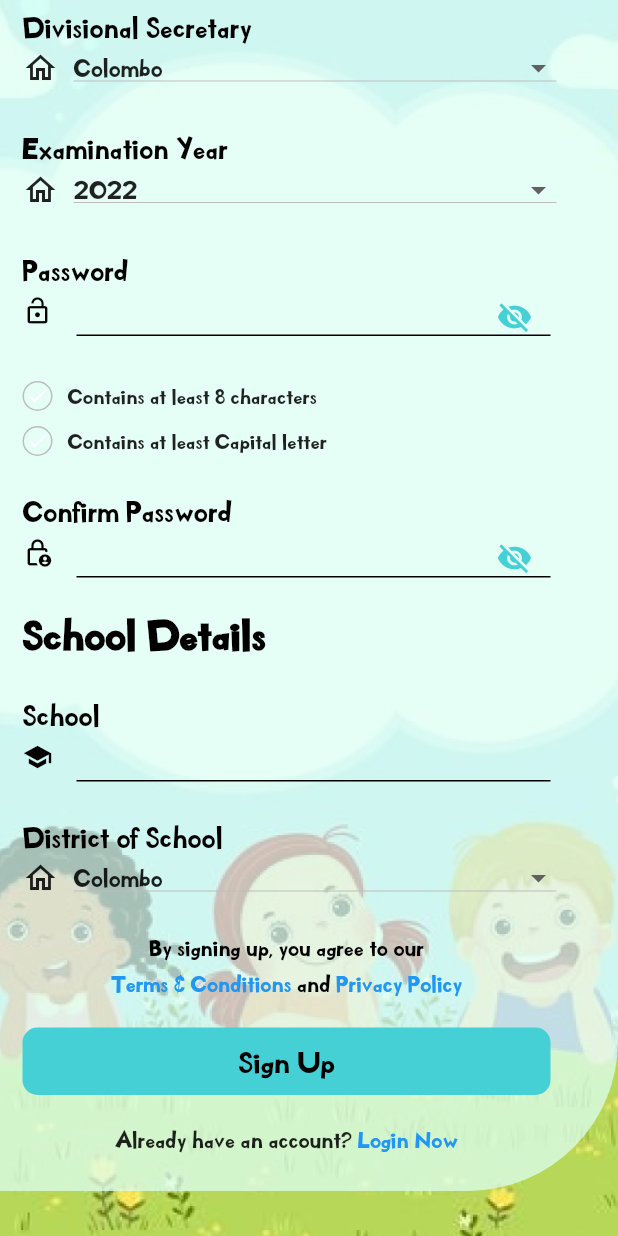
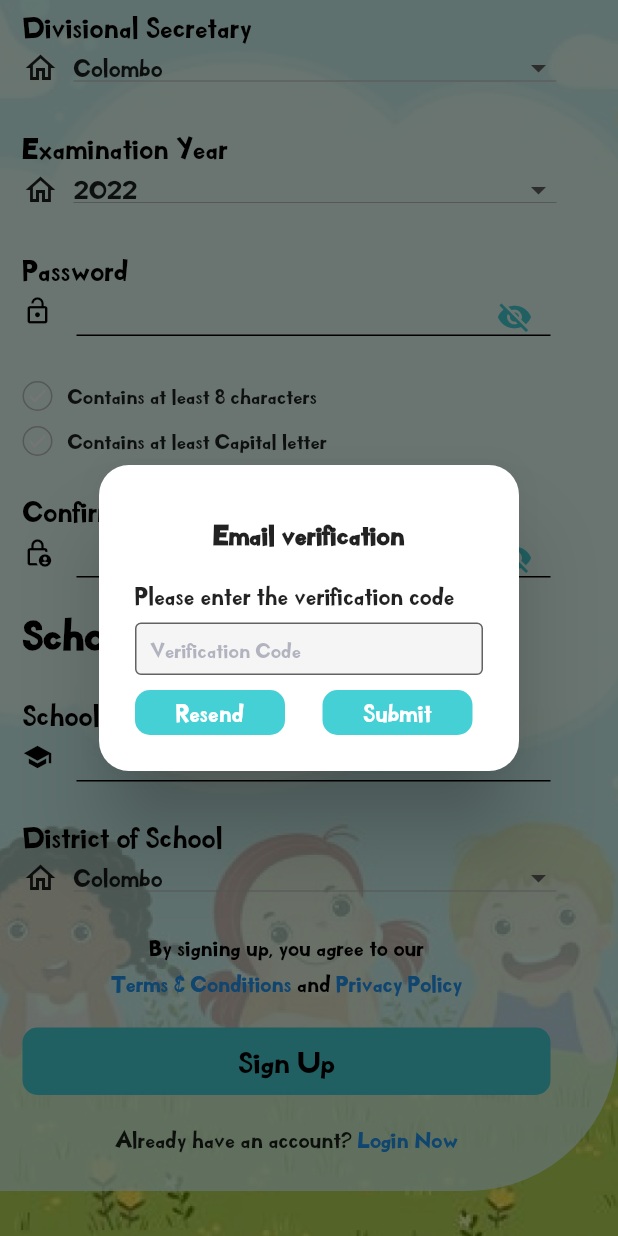
Before and after one commit to Dinamu-Paha/Mobile-app, a Flutter app: the SignUpPage screen opened directly, scrolled down 710 dp, after a tap on "Sign Up", on a phone screen of 412 x 824 dp. Run offline on Flutter 3.47's test engine with Material 2 defaults, Android fonts, the phone set to English and light mode, and no system bars; our stand-ins replace charts_flutter, date_field, syncfusion_flutter_gauges; missing offline and left inert: advance_pdf_viewer, syncfusion_flutter_pdfviewer.

```diff
--- a/dinamu_paha/lib/Screens/home.dart
+++ b/dinamu_paha/lib/Screens/home.dart
@@ -1,5 +1,4 @@
 import 'package:dinamu_paha/Screens/landing.dart';
-import 'package:dinamu_paha/Screens/quizers_student.dart';
 import 'package:flutter/material.dart';
 
 
@@ -14,6 +13,6 @@ class _HomePageState extends State<HomePage> {
   @override
   Widget build(BuildContext context) {
     return SafeArea(
-        child: QuizersStudentPage());
+        child: LandingPage());
   }
 }
--- a/dinamu_paha/lib/Screens/quizers_student.dart
+++ b/dinamu_paha/lib/Screens/quizers_student.dart
@@ -16,7 +16,7 @@ class _QuizersStudentPageState extends State<QuizersStudentPage> {
 
       appBar: AppBar(
         backgroundColor: AppColor.appBColor,
-        title: Text('Profile',style: TextStyle(fontSize: 25),),
+        title: Text('Quize',style: TextStyle(fontSize: 25),),
         // leading: IconButton(
         //   icon: Icon(Icons.menu),
         //   onPressed: (){
--- a/dinamu_paha/lib/Screens/signIn.dart
+++ b/dinamu_paha/lib/Screens/signIn.dart
@@ -36,6 +36,50 @@ class _SignInPageState extends State<SignInPage> {
     // String? jwt = await storage.read(key: 'jwt');
     // print(jwt);
   }
+
+  //Login function call from sign in
+  LoginValidator(bool x){
+    setState(() {
+      if(x==true){
+        Navigator.push(
+            context,
+            MaterialPageRoute(
+              builder: (BuildContext context) => Subject_UI(),
+            ));
+      }
+      else if(x==false){
+        openDialog();
+      }
+    });
+  }
+
+  //popup
+  Future<void> openDialog() async {
+    return showDialog<void>(
+      context: context,
+      barrierDismissible: true, // user must tap button!
+      builder: (BuildContext context) {
+        return AlertDialog(backgroundColor: Colors.red.shade100,
+          shape:
+          RoundedRectangleBorder(borderRadius: BorderRadius.circular(20)),
+          content: Container(
+
+            child: Container(
+              height: 100,
+                child: Center(
+                  child: Text(
+                    "Incorrect Email or Password.",
+                    style: TextStyle(
+                        color: Colors.red,fontSize: 22,
+                    ),),
+                )),
+          ),
+        );
+      },
+    );
+  }
+
+
   @override
   Widget build(BuildContext context) {
     return Scaffold(
@@ -163,12 +207,7 @@ class _SignInPageState extends State<SignInPage> {
                           SizedBox(height: 20,),
                           GestureDetector(
                             onTap: (){
-                              // save();
-                              Navigator.push(
-                                  context,
-                                  MaterialPageRoute(
-                                    builder: (BuildContext context) => Subject_UI(),
-                                  ));
+                              LoginValidator(true);
                             },
                             child: Container(
                               width: MediaQuery.of(context).size.width-60,
@@ -198,7 +237,11 @@ class _SignInPageState extends State<SignInPage> {
                             child: Row(
                               mainAxisAlignment: MainAxisAlignment.center,
                               children: [
-                                Container(
+                                GestureDetector(
+                                  onTap:(){
+                                    openDialog();
+                                  },
+                                  child: Container(
                                     height: 50,
                                     width: 170,
                                     decoration: BoxDecoration(
@@ -223,6 +266,7 @@ class _SignInPageState extends State<SignInPage> {
                                           child: Text('Google',style: TextStyle(fontSize: 15),),
                                         ),
                                       ],
+                                    ),
                                   ),
                                 ),
                               ],
--- a/dinamu_paha/lib/Screens/singUp.dart
+++ b/dinamu_paha/lib/Screens/singUp.dart
@@ -107,6 +107,115 @@ class _SignUpPageState extends State<SignUpPage> {
       if(capitalRegex.hasMatch(password))
         _hasPasswordOneCapital = true;
     });
+  }
+
+  //Success Popup
+  Future<void> openSuccessDialog() async {
+    return showDialog<void>(
+      context: context,
+      barrierDismissible: true, // user must tap button!
+      builder: (BuildContext context) {
+        return AlertDialog(
+          shape:
+          RoundedRectangleBorder(borderRadius: BorderRadius.circular(20)),
+          content: Container(
+            decoration:
+            BoxDecoration(borderRadius: BorderRadius.circular(40)),
+            child: SingleChildScrollView(
+              child: Column(
+                children: [
+                  SizedBox(
+                    height: 5,
+                  ),
+                  Padding(
+                    padding: const EdgeInsets.only(top: 10, bottom: 10),
+                    child: Container(
+                      child: Text(
+                        "Email verification",
+                        style: TextStyle(
+                            fontSize: 18, fontWeight: FontWeight.bold),
+                      ),
+                    ),
+                  ),
+                  SizedBox(
+                    height: 10,
+                  ),
+                  Container(
+                    child: Column(
+                        mainAxisAlignment: MainAxisAlignment.start,
+                        crossAxisAlignment: CrossAxisAlignment.start,
+                        children: [
+                          Text("Please enter the verification code"),
+                          SizedBox(
+                            height: 8,
+                          ),
+                          Container(
+                            height: 35,
+                            child: TextField(
+                              keyboardType: TextInputType.emailAddress,
+                              decoration: InputDecoration(
+                                filled: true,
+                                hintText: 'Verification Code',
+                                border: OutlineInputBorder(),
+                                contentPadding:
+                                EdgeInsets.only(left: 10.0, top: 5.0),
+                                hintStyle: TextStyle(
+                                    fontSize: 14,
+                                    fontWeight: FontWeight.w400,
+                                    color:
+                                    Color(0xFF4B506D).withOpacity(0.4)),
+                              ),
+                            ),
+                          ),
+                          SizedBox(
+                            height: 10,
+                          ),
+                          Row(
+                            children: [
+                              Container(
+                                width: 100,
+                                height: 30,
+                                decoration: BoxDecoration(
+                                  color: AppColor.btnColor,
+                                  borderRadius: BorderRadius.circular(10),
+                                ),
+                                child: Center(
+                                    child: Text(
+                                      "Resend",
+                                      style: TextStyle(color: Colors.white),
+                                    )),
+                              ),
+                              SizedBox(
+                                width: 25,
+                              ),
+                              Container(
+                                width: 100,
+                                height: 30,
+                                decoration: BoxDecoration(
+                                  color: AppColor.btnColor,
+                                  borderRadius: BorderRadius.circular(10),
+                                ),
+                                child: Center(
+                                    child: Text(
+                                      "Submit",
+                                      style: TextStyle(color: Colors.white),
+                                    )),
+                              ),
+                            ],
+                          ),
+
+
+
+
+                        ]),
+                  ),
+                ],
+              ),
+            ),
+          ),
+        );
+      },
+    );
   }
 
   @override
@@ -560,7 +669,8 @@ class _SignUpPageState extends State<SignUpPage> {
                           SizedBox(height: 20,),
                           GestureDetector(
                             onTap:() {
-                              save();
+                              openSuccessDialog();
+                              // save();
                             },
                             child: Container(
                               width: MediaQuery.of(context).size.width-60,
```
Lines whose indentation alone changed are shown as unchanged.
